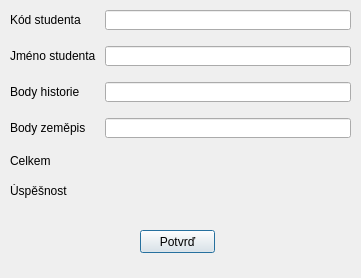
First picture: the form in demoMultipleInheritance.ui, repository krikavap/python-okna, before the edit.
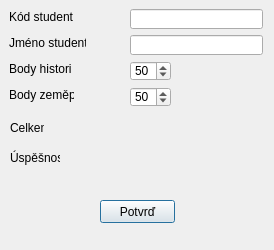
Second picture: the form after the edit.

Commit message: Multi dědičnost

```diff
--- a/demoMultipleInheritance.ui
+++ b/demoMultipleInheritance.ui
@@ -6,8 +6,8 @@
    <rect>
     <x>0</x>
     <y>0</y>
-    <width>361</width>
-    <height>278</height>
+    <width>274</width>
+    <height>250</height>
    </rect>
   </property>
   <property name="windowTitle">
@@ -16,8 +16,8 @@
   <widget class="QPushButton" name="pushButton">
    <property name="geometry">
     <rect>
-     <x>140</x>
-     <y>230</y>
+     <x>100</x>
+     <y>200</y>
      <width>75</width>
      <height>23</height>
     </rect>
@@ -26,24 +26,31 @@
     <string>Potvrď</string>
    </property>
   </widget>
-  <widget class="QWidget" name="layoutWidget">
+  <widget class="QSpinBox" name="spinBox_geog">
    <property name="geometry">
     <rect>
-     <x>10</x>
-     <y>10</y>
-     <width>341</width>
-     <height>188</height>
+     <x>130</x>
+     <y>87</y>
+     <width>41</width>
+     <height>20</height>
     </rect>
    </property>
-   <layout class="QFormLayout" name="formLayout">
-    <property name="horizontalSpacing">
-     <number>9</number>
-    </property>
-    <property name="verticalSpacing">
-     <number>16</number>
-    </property>
-    <item row="0" column="0">
+   <property name="maximum">
+    <number>100</number>
+   </property>
+   <property name="value">
+    <number>50</number>
+   </property>
+  </widget>
      <widget class="QLabel" name="label">
+   <property name="geometry">
+    <rect>
+     <x>9</x>
+     <y>9</y>
+     <width>64</width>
+     <height>16</height>
+    </rect>
+   </property>
       <property name="text">
        <string>Kód studenta</string>
       </property>
@@ -51,12 +58,25 @@
        <cstring>lineEdit</cstring>
       </property>
      </widget>
-    </item>
-    <item row="0" column="1">
-     <widget class="QLineEdit" name="lineEdit"/>
-    </item>
-    <item row="1" column="0">
+  <widget class="QLineEdit" name="lineEdit">
+   <property name="geometry">
+    <rect>
+     <x>130</x>
+     <y>9</y>
+     <width>133</width>
+     <height>20</height>
+    </rect>
+   </property>
+  </widget>
      <widget class="QLabel" name="label_2">
+   <property name="geometry">
+    <rect>
+     <x>9</x>
+     <y>35</y>
+     <width>77</width>
+     <height>16</height>
+    </rect>
+   </property>
       <property name="text">
        <string>Jméno studenta</string>
       </property>
@@ -64,67 +84,118 @@
        <cstring>lineEdit_2</cstring>
       </property>
      </widget>
-    </item>
-    <item row="1" column="1">
-     <widget class="QLineEdit" name="lineEdit_2"/>
-    </item>
-    <item row="2" column="0">
+  <widget class="QLineEdit" name="lineEdit_2">
+   <property name="geometry">
+    <rect>
+     <x>130</x>
+     <y>35</y>
+     <width>133</width>
+     <height>20</height>
+    </rect>
+   </property>
+  </widget>
      <widget class="QLabel" name="label_3">
+   <property name="geometry">
+    <rect>
+     <x>9</x>
+     <y>61</y>
+     <width>62</width>
+     <height>16</height>
+    </rect>
+   </property>
       <property name="text">
        <string>Body historie</string>
       </property>
-      <property name="buddy">
-       <cstring>lineEdit_3</cstring>
-      </property>
-     </widget>
-    </item>
-    <item row="2" column="1">
-     <widget class="QLineEdit" name="lineEdit_3"/>
-    </item>
-    <item row="3" column="0">
+  </widget>
+  <widget class="QSpinBox" name="spinBox_hist">
+   <property name="geometry">
+    <rect>
+     <x>130</x>
+     <y>61</y>
+     <width>41</width>
+     <height>20</height>
+    </rect>
+   </property>
+   <property name="maximum">
+    <number>100</number>
+   </property>
+   <property name="value">
+    <number>50</number>
+   </property>
+  </widget>
      <widget class="QLabel" name="label_4">
+   <property name="geometry">
+    <rect>
+     <x>9</x>
+     <y>87</y>
+     <width>65</width>
+     <height>16</height>
+    </rect>
+   </property>
       <property name="text">
        <string>Body zeměpis</string>
       </property>
-      <property name="buddy">
-       <cstring>lineEdit_4</cstring>
-      </property>
-     </widget>
-    </item>
-    <item row="3" column="1">
-     <widget class="QLineEdit" name="lineEdit_4"/>
-    </item>
-    <item row="4" column="0">
+  </widget>
      <widget class="QLabel" name="label_5">
+   <property name="geometry">
+    <rect>
+     <x>10</x>
+     <y>120</y>
+     <width>34</width>
+     <height>16</height>
+    </rect>
+   </property>
       <property name="text">
        <string>Celkem</string>
       </property>
      </widget>
-    </item>
-    <item row="5" column="0">
+  <widget class="QLabel" name="label_total">
+   <property name="geometry">
+    <rect>
+     <x>130</x>
+     <y>120</y>
+     <width>131</width>
+     <height>20</height>
+    </rect>
+   </property>
+   <property name="text">
+    <string/>
+   </property>
+  </widget>
      <widget class="QLabel" name="label_6">
+   <property name="geometry">
+    <rect>
+     <x>10</x>
+     <y>150</y>
+     <width>50</width>
+     <height>16</height>
+    </rect>
+   </property>
       <property name="text">
        <string>Úspěšnost</string>
       </property>
      </widget>
-    </item>
-    <item row="4" column="1">
-     <widget class="QLabel" name="label_total">
-      <property name="text">
-       <string/>
-      </property>
-     </widget>
-    </item>
-    <item row="5" column="1">
      <widget class="QLabel" name="label_perc">
+   <property name="geometry">
+    <rect>
+     <x>131</x>
+     <y>150</y>
+     <width>71</width>
+     <height>20</height>
+    </rect>
+   </property>
       <property name="text">
        <string/>
       </property>
      </widget>
-    </item>
-   </layout>
-  </widget>
- </widget>
+ </widget>
+ <tabstops>
+  <tabstop>lineEdit</tabstop>
+  <tabstop>lineEdit_2</tabstop>
+  <tabstop>spinBox_hist</tabstop>
+  <tabstop>spinBox_geog</tabstop>
+  <tabstop>pushButton</tabstop>
+ </tabstops>
  <resources/>
  <connections>
   <connection>
```
Lines whose indentation alone changed are shown as unchanged. The commit also changes 1 other file.
